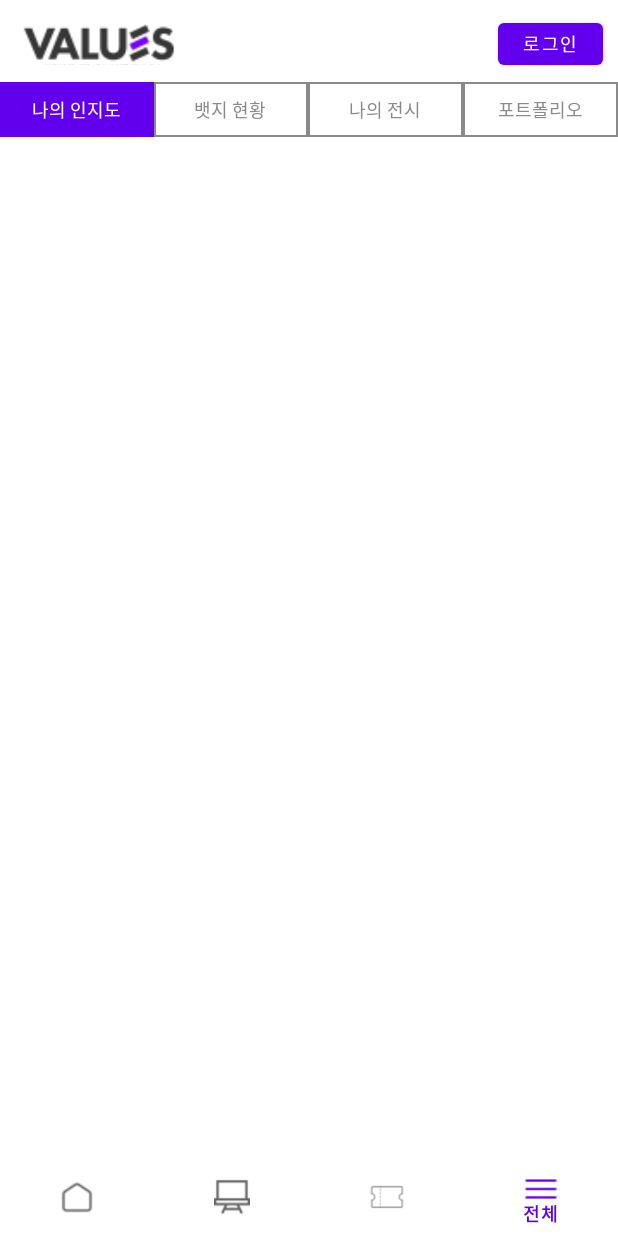
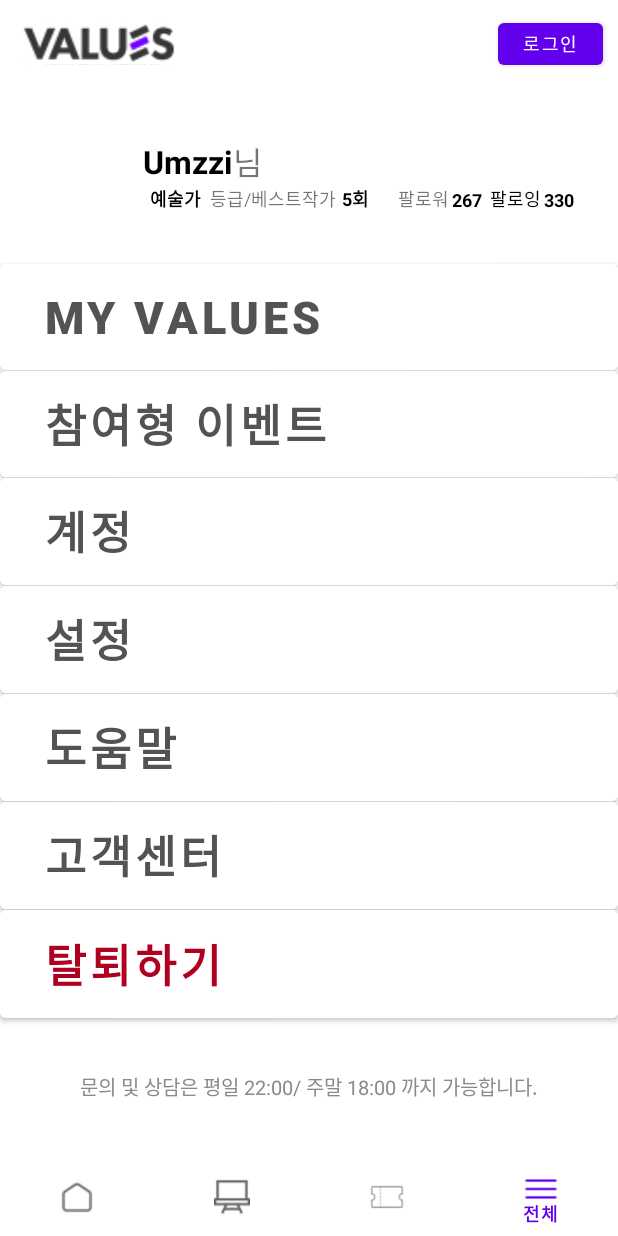
Before and after one commit to pooya98/values, an Android app: the screen it shows after launch (MainActivity), item 4 of the bottom bar chosen, on a phone screen of 412 x 824 dp. Run offline under Robolectric (Android 15) with nearby library versions, the light colour scheme and no system bars.

Commit message:
2022_07_01: 4번 fragment 디자인 구성

```diff
--- a/app/src/main/res/layout/fragment_04.xml
+++ b/app/src/main/res/layout/fragment_04.xml
@@ -1,124 +1,273 @@
 <?xml version="1.0" encoding="utf-8"?>
-<!-- Fragment_04 [프래그먼트04. '전체' 화면]-->
-<FrameLayout xmlns:android="http://schemas.android.com/apk/res/android"
+<!-- Fragment_03 [프래그먼트03. '결제현황' 화면]-->
+<LinearLayout xmlns:android="http://schemas.android.com/apk/res/android"
+    xmlns:app="http://schemas.android.com/apk/res-auto"
     xmlns:tools="http://schemas.android.com/tools"
     android:layout_width="match_parent"
     android:layout_height="match_parent"
-    tools:context=".Fragment.Fragment_04">
+    android:weightSum="10"
+    android:orientation="vertical"
+    tools:context=".Fragment.Fragment_03">
 
-    <!-- TODO: Update blank fragment layout -->
-    <!-- 상단 부분 (상단 네비게이션 바) -->
+    <androidx.constraintlayout.widget.ConstraintLayout
+        android:layout_width="match_parent"
+        android:layout_height="0dp"
+        android:layout_gravity="fill_vertical"
+
+        android:layout_weight="1.5">
+
+        <ImageView
+            android:id="@+id/imageView"
+            android:layout_width="67dp"
+            android:layout_height="65dp"
+            android:layout_marginStart="24dp"
+            app:layout_constraintBottom_toBottomOf="parent"
+            app:layout_constraintStart_toStartOf="parent"
+            app:layout_constraintTop_toTopOf="parent"
+            app:layout_constraintVertical_bias="0.644"
+            tools:src="@tools:sample/avatars" />
+
+        <TextView
+            android:id="@+id/textView"
+            android:layout_width="wrap_content"
+            android:layout_height="wrap_content"
+            android:layout_marginStart="95dp"
+            android:text="Umzzi"
+            android:textColor="@color/dh_black"
+            android:textSize="21dp"
+            android:textStyle="bold"
+            app:layout_constraintBottom_toBottomOf="parent"
+            app:layout_constraintStart_toStartOf="parent"
+            app:layout_constraintTop_toTopOf="parent"
+            app:layout_constraintVertical_bias="0.494" />
+
+        <TextView
+            android:id="@+id/textView2"
+            android:layout_width="wrap_content"
+            android:layout_height="wrap_content"
+            android:layout_marginStart="0.5dp"
+            android:text="님"
+
+            android:textSize="21dp"
+            app:layout_constraintBottom_toBottomOf="@+id/textView"
+            app:layout_constraintStart_toEndOf="@+id/textView"
+            app:layout_constraintTop_toTopOf="@+id/textView" />
+
+        <TextView
+            android:id="@+id/textView3"
+            android:layout_width="wrap_content"
+            android:layout_height="wrap_content"
+            android:layout_marginEnd="6dp"
+            android:text="예술가"
+            android:textColor="@color/dh_black"
+            android:textSize="12dp"
+            android:textStyle="bold"
+            app:layout_constraintBottom_toBottomOf="@+id/textView4"
+            app:layout_constraintEnd_toStartOf="@+id/textView4" />
+
+        <TextView
+            android:id="@+id/textView4"
+            android:layout_width="wrap_content"
+            android:layout_height="wrap_content"
+            android:text="등급/베스트작가"
+            android:textSize="12dp"
+            app:layout_constraintBottom_toBottomOf="parent"
+            app:layout_constraintEnd_toEndOf="parent"
+            app:layout_constraintHorizontal_bias="0.426"
+            app:layout_constraintStart_toStartOf="parent"
+            app:layout_constraintTop_toTopOf="parent"
+            app:layout_constraintVertical_bias="0.766" />
+
+        <TextView
+            android:id="@+id/textView5"
+            android:layout_width="wrap_content"
+            android:layout_height="wrap_content"
+            android:layout_marginStart="4dp"
+            android:text="5회"
+            android:textColor="@color/dh_black"
+            android:textSize="12dp"
+            android:textStyle="bold"
+            app:layout_constraintBottom_toBottomOf="@+id/textView4"
+            app:layout_constraintStart_toEndOf="@+id/textView4" />
+
+        <TextView
+            android:id="@+id/textView6"
+            android:layout_width="wrap_content"
+            android:layout_height="wrap_content"
+            android:text="팔로워"
+            android:textSize="12dp"
+            app:layout_constraintBottom_toBottomOf="@+id/textView4"
+            app:layout_constraintEnd_toEndOf="parent"
+            app:layout_constraintHorizontal_bias="0.702"
+            app:layout_constraintStart_toStartOf="parent"
+            app:layout_constraintTop_toTopOf="@+id/textView4"
+            app:layout_constraintVertical_bias="0.0" />
+
+        <TextView
+            android:id="@+id/textView7"
+            android:layout_width="wrap_content"
+            android:layout_height="wrap_content"
+            android:layout_marginStart="2dp"
+            android:text="267"
+            android:textColor="@color/dh_black"
+            android:textSize="12dp"
+            android:textStyle="bold"
+            app:layout_constraintBottom_toBottomOf="@+id/textView4"
+            app:layout_constraintStart_toEndOf="@+id/textView6" />
+
+        <TextView
+            android:id="@+id/textView8"
+            android:layout_width="wrap_content"
+            android:layout_height="wrap_content"
+            android:text="팔로잉"
+            android:textColor="@color/dh_black"
+            android:textSize="12dp"
+            app:layout_constraintBottom_toBottomOf="@+id/textView4"
+            app:layout_constraintEnd_toEndOf="parent"
+            app:layout_constraintHorizontal_bias="0.865"
+            app:layout_constraintStart_toStartOf="parent"
+            app:layout_constraintTop_toTopOf="@+id/textView4"
+            app:layout_constraintVertical_bias="0.0" />
+
+        <TextView
+            android:id="@+id/textView9"
+            android:layout_width="wrap_content"
+            android:layout_height="wrap_content"
+            android:layout_marginStart="2dp"
+            android:text="330"
+            android:textColor="@color/dh_black"
+            android:textSize="12dp"
+            android:textStyle="bold"
+            app:layout_constraintBottom_toBottomOf="@+id/textView4"
+            app:layout_constraintStart_toEndOf="@+id/textView8" />
+    </androidx.constraintlayout.widget.ConstraintLayout>
+
     <LinearLayout
         android:layout_width="match_parent"
-        android:layout_height="match_parent"
-        android:orientation="vertical">
+        android:layout_height="0dp"
+        android:layout_weight="8.5"
+        android:weightSum="8.3"
+        android:orientation="vertical"
+        >
 
-        <LinearLayout
+        <Button
             android:layout_width="match_parent"
             android:layout_height="0dp"
-            android:layout_weight="1">
+            android:layout_marginTop="14dp"
+            android:layout_weight="1"
 
-            <!-- 상단 네비게이션 바 -->
-            <RadioGroup
-                android:id="@+id/fragment04_radioGroup"
-                android:layout_width="match_parent"
-                android:layout_height="wrap_content"
-                android:layout_marginBottom="8dp"
-                android:gravity="center_horizontal"
-                android:orientation="horizontal">
+            android:backgroundTint="@color/dh_white"
+            android:gravity="center_vertical"
+            android:insetTop="0dp"
+            android:insetBottom="1.2dp"
+            android:paddingLeft="30dp"
+            android:text="MY VALUES"
+            android:textColor="@color/fragment_04_text"
+            android:textSize="45px"
+            android:textStyle="bold"
 
-                <!-- 네이게이션 1번째 버튼(나의 인지도) -->
-                <RadioButton
-                    android:id="@+id/fragment04_radio1"
-                    android:layout_weight="1"
-                    android:layout_width="0dp"
-                    android:gravity="center"
-                    android:layout_height="wrap_content"
-                    android:background="@drawable/selector_radiobutton_background"
-                    android:button="@android:color/transparent"
-                    android:checked="true"
-                    android:paddingLeft="16dp"
-                    android:paddingTop="3dp"
-                    android:paddingRight="16dp"
-                    android:paddingBottom="3dp"
-                    android:text="나의 인지도"
-                    android:textSize="12dp"
-                    android:textColor="@drawable/selector_radiobutton_text" />
+            />
 
-                <!-- 네이게이션 2번째 버튼(뱃지 현황) -->
-                <RadioButton
-                    android:id="@+id/fragment04_radio2"
-                    android:gravity="center"
-                    android:layout_weight="1"
-                    android:layout_width="0dp"
-                    android:layout_height="wrap_content"
-                    android:background="@drawable/selector_radiobutton_background"
-                    android:button="@android:color/transparent"
-                    android:paddingLeft="16dp"
-                    android:paddingTop="3dp"
-                    android:paddingRight="16dp"
-                    android:paddingBottom="3dp"
-                    android:text="뱃지 현황"
-                    android:textSize="12dp"
-                    android:textColor="@drawable/selector_radiobutton_text" />
+        <Button
+            android:layout_width="match_parent"
+            android:layout_height="0dp"
+            android:layout_weight="1"
+            android:backgroundTint="@color/dh_white"
+            android:gravity="center_vertical"
+            android:insetTop="0dp"
+            android:insetBottom="1.2dp"
+            android:paddingLeft="30dp"
+            android:text="참여형 이벤트"
+            android:textColor="@color/fragment_04_text"
+            android:textSize="45px"
+            android:textStyle="bold" />
 
-                <!-- 네이게이션 3번째 버튼(나의 전시) -->
-                <RadioButton
-                    android:id="@+id/fragment04_radio3"
-                    android:gravity="center"
-                    android:layout_weight="1"
-                    android:layout_width="0dp"
-                    android:layout_height="wrap_content"
-                    android:background="@drawable/selector_radiobutton_background"
-                    android:button="@android:color/transparent"
-                    android:paddingLeft="16dp"
-                    android:paddingTop="3dp"
-                    android:paddingRight="16dp"
-                    android:paddingBottom="3dp"
-                    android:text="나의 전시"
-                    android:textSize="12dp"
-                    android:textColor="@drawable/selector_radiobutton_text" />
+        <Button
+            android:layout_width="match_parent"
+            android:layout_height="0dp"
+            android:layout_weight="1"
+            android:backgroundTint="@color/dh_white"
+            android:gravity="center_vertical"
+            android:insetTop="0dp"
+            android:insetBottom="1.2dp"
+            android:paddingLeft="30dp"
+            android:text="계정"
+            android:textColor="@color/fragment_04_text"
+            android:textSize="45px"
+            android:textStyle="bold" />
 
-                <!-- 네이게이션 4번째 버튼(포트폴리오) -->
-                <RadioButton
-                    android:id="@+id/fragment04_radio4"
-                    android:gravity="center"
-                    android:layout_weight="1"
-                    android:layout_width="0dp"
-                    android:layout_height="wrap_content"
-                    android:background="@drawable/selector_radiobutton_background"
-                    android:button="@android:color/transparent"
-                    android:paddingLeft="16dp"
-                    android:paddingTop="3dp"
-                    android:paddingRight="16dp"
-                    android:paddingBottom="3dp"
-                    android:text="포트폴리오"
-                    android:textSize="12dp"
-                    android:textColor="@drawable/selector_radiobutton_text" />
+        <Button
+            android:layout_width="match_parent"
+            android:layout_height="0dp"
+            android:layout_weight="1"
+            android:backgroundTint="@color/dh_white"
+            android:gravity="center_vertical"
+            android:insetTop="0dp"
+            android:insetBottom="1.2dp"
+            android:paddingLeft="30dp"
+            android:text="설정"
+            android:textColor="@color/fragment_04_text"
+            android:textSize="45px"
+            android:textStyle="bold" />
 
-            </RadioGroup>
+        <Button
+            android:layout_width="match_parent"
+            android:layout_height="0dp"
+            android:layout_weight="1"
+            android:backgroundTint="@color/dh_white"
+            android:gravity="center_vertical"
+            android:insetTop="0dp"
+            android:insetBottom="1.2dp"
+            android:paddingLeft="30dp"
+            android:text="도움말"
+            android:textColor="@color/fragment_04_text"
+            android:textSize="45px"
+            android:textStyle="bold"
+
+            />
+
+        <Button
+            android:layout_width="match_parent"
+            android:layout_height="0dp"
+            android:layout_weight="1"
+            android:backgroundTint="@color/dh_white"
+            android:gravity="center_vertical"
+            android:insetTop="0dp"
+            android:insetBottom="1.2dp"
+            android:paddingLeft="30dp"
+            android:text="고객센터"
+            android:textColor="@color/fragment_04_text"
+            android:textSize="45px"
+            android:textStyle="bold" />
+
+        <Button
+            android:layout_width="match_parent"
+            android:layout_height="0dp"
+            android:layout_weight="1"
+            android:backgroundTint="@color/dh_white"
+            android:gravity="center_vertical"
+            android:insetTop="0dp"
+            android:insetBottom="0dp"
+            android:paddingLeft="30dp"
+            android:text="탈퇴하기"
+            android:textColor="@color/design_default_color_error"
+            android:textSize="45px"
+            android:textStyle="bold"
+
+             />
+
+        <TextView
+            android:layout_width="match_parent"
+            android:layout_height="0dp"
+            android:layout_weight="1.27"
+            android:gravity="center"
+            android:text="문의 및 상담은 평일 22:00/ 주말 18:00 까지 가능합니다."
+            android:textColor="@color/dh_gray"
+            android:background="@color/dh_white"
 
 
-
-        </LinearLayout>
-
-        <!-- 중하단부 (프레임레이아웃) -->
-        <LinearLayout
-            android:layout_width="match_parent"
-            android:layout_height="0dp"
-            android:layout_weight="15">
-
-            <!-- Fragment_01 프레임레이아웃 -->
-            <FrameLayout
-                android:id="@+id/fragment02_FrameLayout"
-                android:layout_width="match_parent"
-                android:layout_height="match_parent">
-
-            </FrameLayout>
+            android:textSize="13dp" />
 
 
-        </LinearLayout>
-
     </LinearLayout>
-
-</FrameLayout>
+</LinearLayout>
--- /dev/null
+++ b/app/src/main/res/layout/fragment_04_01.xml
@@ -0,0 +1,124 @@
+<?xml version="1.0" encoding="utf-8"?>
+<!-- Fragment_04 [프래그먼트04. '전체' 화면]-->
+<FrameLayout xmlns:android="http://schemas.android.com/apk/res/android"
+    xmlns:tools="http://schemas.android.com/tools"
+    android:layout_width="match_parent"
+    android:layout_height="match_parent"
+    tools:context=".Fragment.Fragment_04">
+
+    <!-- TODO: Update blank fragment layout -->
+    <!-- 상단 부분 (상단 네비게이션 바) -->
+    <LinearLayout
+        android:layout_width="match_parent"
+        android:layout_height="match_parent"
+        android:orientation="vertical">
+
+        <LinearLayout
+            android:layout_width="match_parent"
+            android:layout_height="0dp"
+            android:layout_weight="1">
+
+            <!-- 상단 네비게이션 바 -->
+            <RadioGroup
+                android:id="@+id/fragment04_radioGroup"
+                android:layout_width="match_parent"
+                android:layout_height="wrap_content"
+                android:layout_marginBottom="8dp"
+                android:gravity="center_horizontal"
+                android:orientation="horizontal">
+
+                <!-- 네이게이션 1번째 버튼(나의 인지도) -->
+                <RadioButton
+                    android:id="@+id/fragment04_radio1"
+                    android:layout_weight="1"
+                    android:layout_width="0dp"
+                    android:gravity="center"
+                    android:layout_height="wrap_content"
+                    android:background="@drawable/selector_radiobutton_background"
+                    android:button="@android:color/transparent"
+                    android:checked="true"
+                    android:paddingLeft="16dp"
+                    android:paddingTop="3dp"
+                    android:paddingRight="16dp"
+                    android:paddingBottom="3dp"
+                    android:text="나의 인지도"
+                    android:textSize="12dp"
+                    android:textColor="@drawable/selector_radiobutton_text" />
+
+                <!-- 네이게이션 2번째 버튼(뱃지 현황) -->
+                <RadioButton
+                    android:id="@+id/fragment04_radio2"
+                    android:gravity="center"
+                    android:layout_weight="1"
+                    android:layout_width="0dp"
+                    android:layout_height="wrap_content"
+                    android:background="@drawable/selector_radiobutton_background"
+                    android:button="@android:color/transparent"
+                    android:paddingLeft="16dp"
+                    android:paddingTop="3dp"
+                    android:paddingRight="16dp"
+                    android:paddingBottom="3dp"
+                    android:text="뱃지 현황"
+                    android:textSize="12dp"
+                    android:textColor="@drawable/selector_radiobutton_text" />
+
+                <!-- 네이게이션 3번째 버튼(나의 전시) -->
+                <RadioButton
+                    android:id="@+id/fragment04_radio3"
+                    android:gravity="center"
+                    android:layout_weight="1"
+                    android:layout_width="0dp"
+                    android:layout_height="wrap_content"
+                    android:background="@drawable/selector_radiobutton_background"
+                    android:button="@android:color/transparent"
+                    android:paddingLeft="16dp"
+                    android:paddingTop="3dp"
+                    android:paddingRight="16dp"
+                    android:paddingBottom="3dp"
+                    android:text="나의 전시"
+                    android:textSize="12dp"
+                    android:textColor="@drawable/selector_radiobutton_text" />
+
+                <!-- 네이게이션 4번째 버튼(포트폴리오) -->
+                <RadioButton
+                    android:id="@+id/fragment04_radio4"
+                    android:gravity="center"
+                    android:layout_weight="1"
+                    android:layout_width="0dp"
+                    android:layout_height="wrap_content"
+                    android:background="@drawable/selector_radiobutton_background"
+                    android:button="@android:color/transparent"
+                    android:paddingLeft="16dp"
+                    android:paddingTop="3dp"
+                    android:paddingRight="16dp"
+                    android:paddingBottom="3dp"
+                    android:text="포트폴리오"
+                    android:textSize="12dp"
+                    android:textColor="@drawable/selector_radiobutton_text" />
+
+            </RadioGroup>
+
+
+
+        </LinearLayout>
+
+        <!-- 중하단부 (프레임레이아웃) -->
+        <LinearLayout
+            android:layout_width="match_parent"
+            android:layout_height="0dp"
+            android:layout_weight="15">
+
+            <!-- Fragment_01 프레임레이아웃 -->
+            <FrameLayout
+                android:id="@+id/fragment02_FrameLayout"
+                android:layout_width="match_parent"
+                android:layout_height="match_parent">
+
+            </FrameLayout>
+
+
+        </LinearLayout>
+
+    </LinearLayout>
+
+</FrameLayout>
--- a/app/src/main/res/values/colors.xml
+++ b/app/src/main/res/values/colors.xml
@@ -8,6 +8,9 @@
     <color name="black">#FF000000</color>
     <color name="white">#FFFFFFFF</color>
 
+    <!-- 윤수가 임의로 정한 컬러-->
+    <color name="fragment_04_text">#535353</color>
+    <color name="transparance">#00000000</color>
     <!-- 대희가 정해주는 컬러 -->
     <color name="dh_purple">#FF6200EE</color>
     <color name="dh_white">#FFFFFFFF</color>
```
